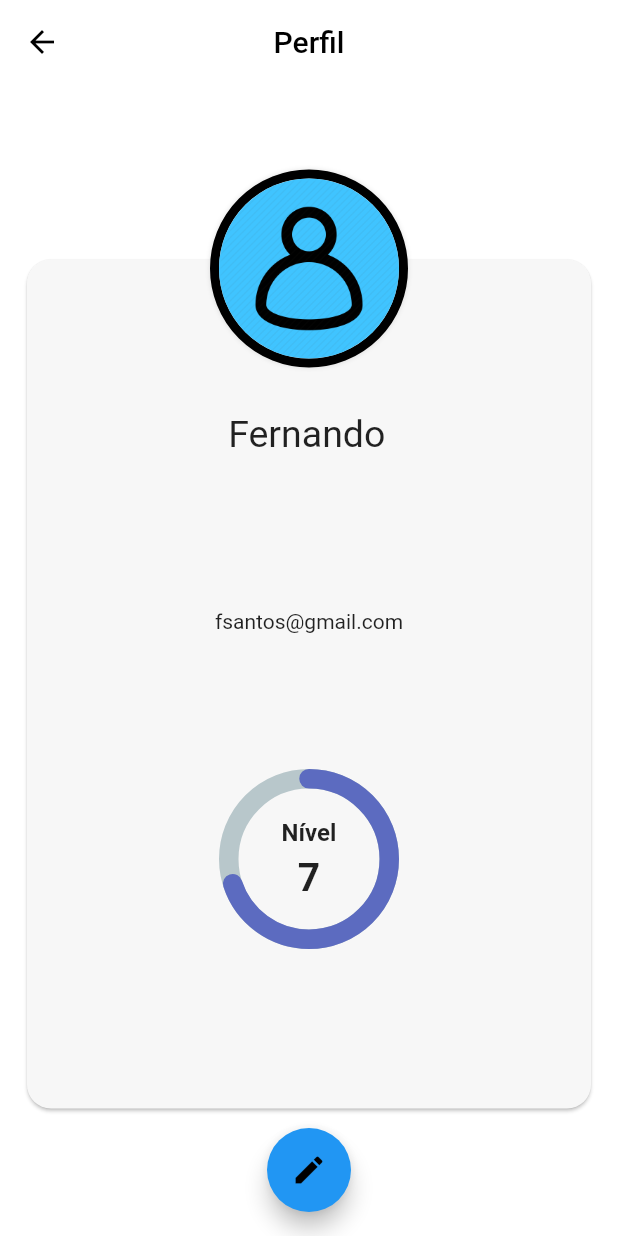
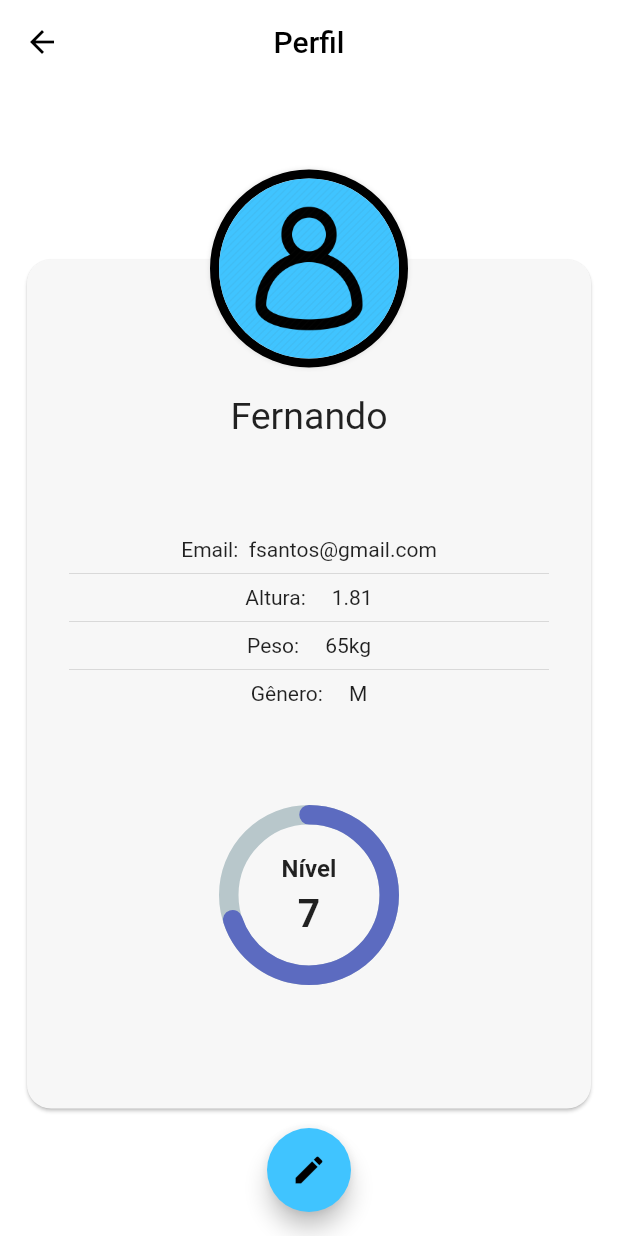
Before and after one commit to fernandosaints/HomeFit, a Flutter app: the Perfil screen opened directly, on a phone screen of 412 x 824 dp. Run offline on Flutter 3.47's test engine with Material 2 defaults, Android fonts, the light colour scheme and no system bars; drawn by our look-alikes of percent_indicator; our stand-ins replace firebase_auth, flutter_swiper, rflutter_alert; accounts and stored records are empty.

Commit message:
alterações no layout e finalização do tópicos

```diff
--- a/lib/UI/Perfil.dart
+++ b/lib/UI/Perfil.dart
@@ -58,7 +58,7 @@ class _PerfilState extends State<Perfil> {
               Container(
                 width: double.infinity,
                 child: Card(
-                  color: Color(0xFFF7F7F7),//Colors.blueGrey[200],
+                  color: Color(0xFFF7F7F7),
                   margin: EdgeInsets.only(top: 60.0, bottom: 28.0),
                   shape: RoundedRectangleBorder(
                     borderRadius: BorderRadius.circular(16.0),
@@ -71,36 +71,18 @@ class _PerfilState extends State<Perfil> {
                         mainAxisAlignment: MainAxisAlignment.spaceBetween,
                         children: <Widget>[
                           // Display Name
-                          Stack(
-                            alignment: Alignment.center,
+                          Text(widget.displayName, style: TextStyle(fontSize: 25),),
+
+                          //Display Infos
+                          Column(
                             children: <Widget>[
-                              Row(
-                                mainAxisAlignment: MainAxisAlignment.center,
-                                crossAxisAlignment: CrossAxisAlignment.center,
-                                children: <Widget>[
-                                  AnimatedSwitcher(
-                                    duration: Duration(milliseconds: 100),
-                                    child: _displayNameWidget(_displayName),
-                                  ),
-                                ],
-                              ),
-                            ],
-                          ),
-
-                          //Display Email
-                          Stack(
-                            alignment: Alignment.center,
-                            children: <Widget>[
-                              Row(
-                                mainAxisAlignment: MainAxisAlignment.center,
-                                crossAxisAlignment: CrossAxisAlignment.center,
-                                children: <Widget>[
-                                  AnimatedSwitcher(
-                                    duration: Duration(milliseconds: 100),
-                                    child: Text(widget.email) //_displayNameWidget(widget.email),
-                                  ),
-                                ],
-                              ),
+                              Text("Email:  "+widget.email),
+                              Divider(),
+                              Text("Altura:     "+"1.81"),
+                              Divider(),
+                              Text("Peso:     "+"65kg"),
+                              Divider(),
+                              Text("Gênero:     "+"M"),
                             ],
                           ),
 
@@ -216,6 +198,7 @@ class _PerfilState extends State<Perfil> {
 
       // Edit Floating Action Button
       floatingActionButton: FloatingActionButton(
+        backgroundColor: Colors.lightBlueAccent,
         onPressed: () => {},
         child: Icon(
           _editMode ? Icons.done : Icons.edit,
@@ -227,7 +210,11 @@ class _PerfilState extends State<Perfil> {
   }
 
   Widget _displayNameWidget(String text) {
-    return Center(
+    return Theme(
+      data: ThemeData(
+        accentColor: Colors.red
+      ),
+      child: Center(
         child: Container(
           alignment: Alignment.center,
           width: 200,
@@ -239,6 +226,7 @@ class _PerfilState extends State<Perfil> {
             ),
           ),
         ),
+      )
     );
   }
 
```
Also changed, not shown: lib/UI/Exercicios.dart (+7 -1 lines), lib/UI/MyCard.dart (+8 -6 lines), lib/Util/exercicos_data.dart (+6 -6 lines), assets/Bear-Crawl.gif (renamed from assets/BearCrawl.gif), assets/Escalada-Reversa.gif (renamed from assets/EscaladaReversa.gif), assets/Flexao-Hindu.gif (renamed from assets/FlexaoHindu.gif), assets/Prancha-Alternada.gif (added), assets/Side-Crunch.gif (added), 4 other files. Lines whose indentation alone changed are shown as unchanged.
